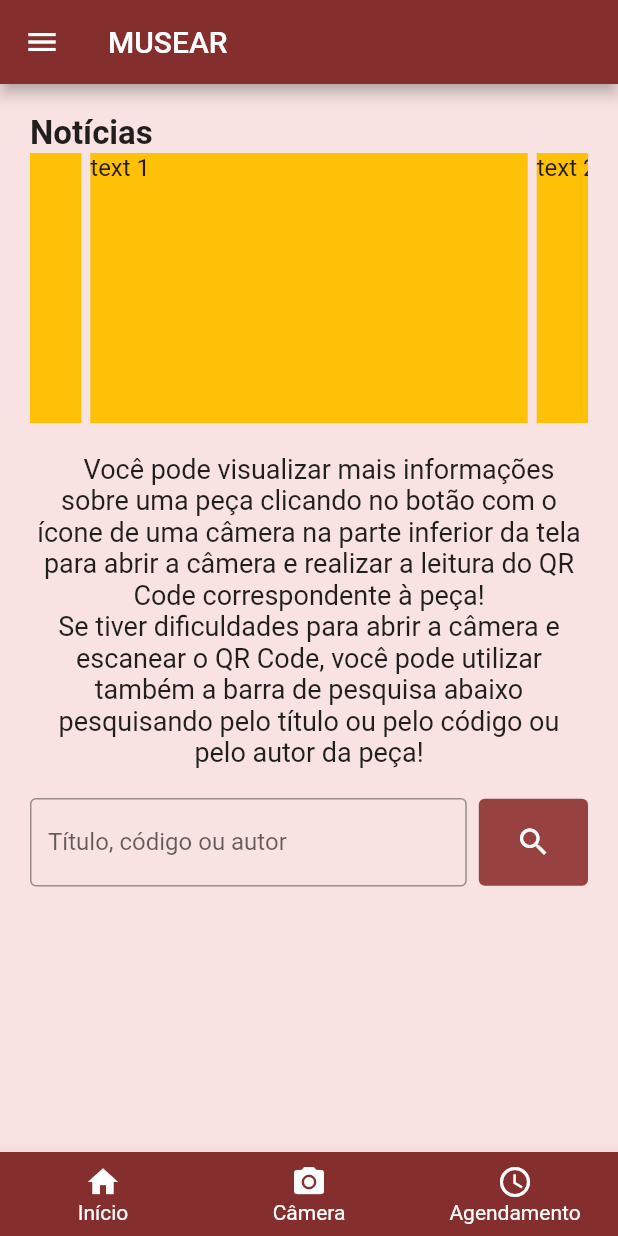
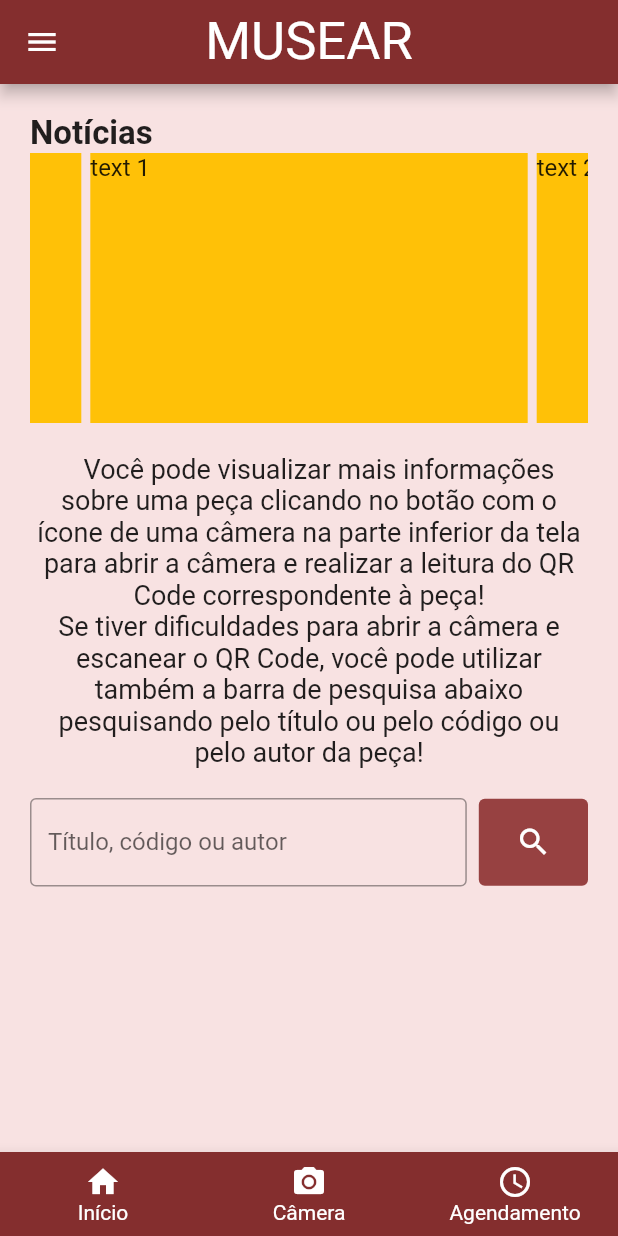
Before and after one commit to Vitorhoj/MUSEAR-App, a Flutter app: the screen it shows after launch, on a phone screen of 412 x 824 dp. Run offline on Flutter 3.47's test engine with Material 2 defaults, Android fonts, the phone set to English and light mode, and no system bars; drawn by our look-alikes of carousel_slider; missing offline and left inert: flutter_barcode_scanner.

Commit message:
Removing navigation from first navigationBarItem

```diff
--- a/lib/main.dart
+++ b/lib/main.dart
@@ -60,10 +60,6 @@ class _MyHomeScreenState extends State<MyHomeScreen> {
 
   void _navigateTo(int index) {
     switch (index) {
-      case 0: {
-        Navigator.push(
-          context, MaterialPageRoute(builder: (_) => const MyHomeScreen()),);
-      } break;
       case 1: {
         readQRCode();
       } break;
@@ -73,7 +69,6 @@ class _MyHomeScreenState extends State<MyHomeScreen> {
       }break;
     }
   }
-
 
   @override
   Widget build(BuildContext context) {
@@ -86,7 +81,7 @@ class _MyHomeScreenState extends State<MyHomeScreen> {
     return Scaffold(
       backgroundColor: const Color(0xfff8e2e2),
         drawer: Drawer(
-          backgroundColor: const Color(0xff6d2f2f),
+          backgroundColor: const Color(0xff974141),
           child: ListView(
           padding: const EdgeInsets.only(top: 40, left: 12),
             children: [
@@ -159,11 +154,16 @@ class _MyHomeScreenState extends State<MyHomeScreen> {
         ),
         ),
       appBar: AppBar(
-        backgroundColor: const Color(0xff842e2e),
-        // Here we take the value from the MyHomePage object that was created by
-        // the App.build method, and use it to set our appbar title.
-        title: const Text('MUSEAR'),
-      ),
+          backgroundColor: const Color(0xff842e2e),
+          centerTitle: true,
+          // Here we take the value from the MyHomePage object that was created by
+          // the App.build method, and use it to set our appbar title.
+          title: const Text(
+            "MUSEAR",
+          style: TextStyle(
+              fontSize: 35,
+              fontWeight: FontWeight.normal),),
+        ),
       body: Padding(
         padding: const EdgeInsets.all(20.0),
         child: SingleChildScrollView(
```
